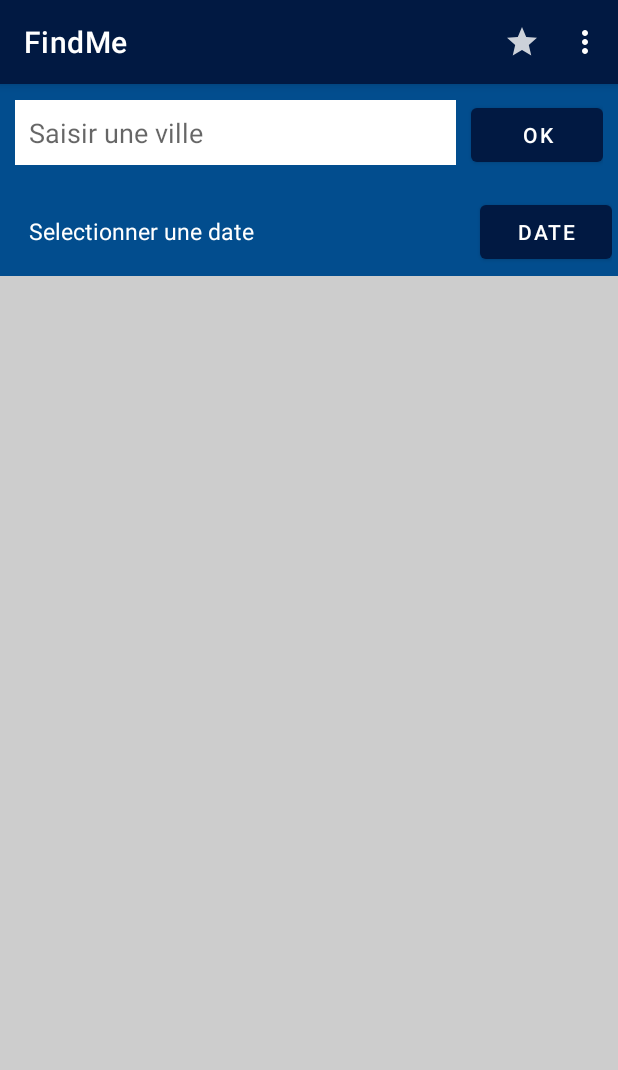
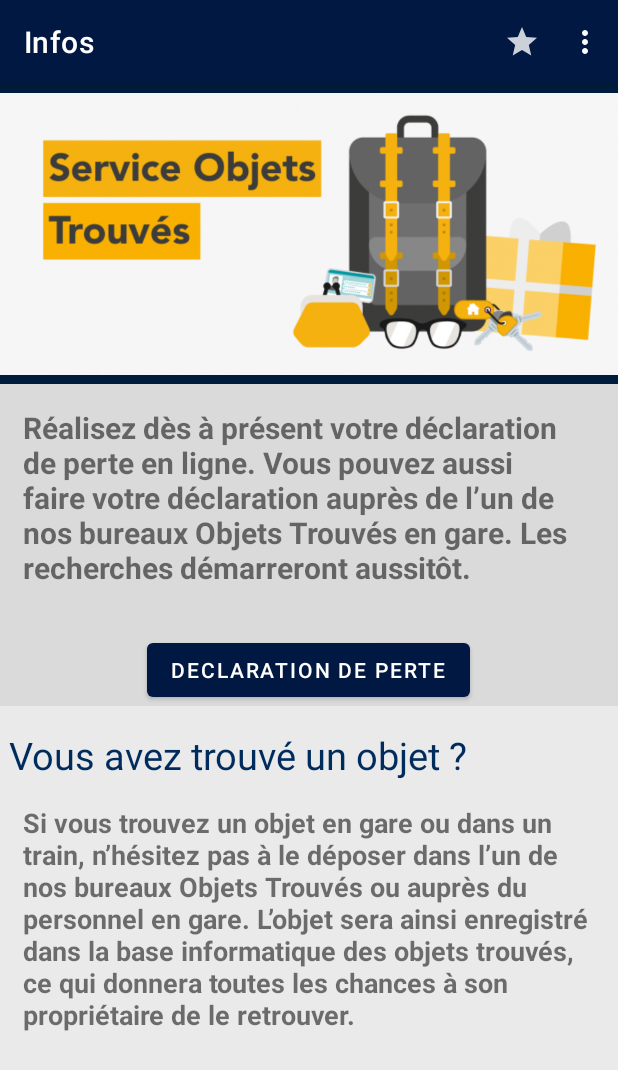
Before and after one commit to Fabien98i/android_FindMe, an Android app: the screen it shows after launch (SearchType before the commit, OtherActivity after it), on a phone screen of 412 x 824 dp. Shown: the top 1070 px of the screen. Run offline under Robolectric (Android 15) with nearby library versions, the phone set to English and light mode, and no system bars.

Commit message:
declaration of loss activity

```diff
--- a/app/src/main/java/com/ynov/findme/MainActivity.java
+++ b/app/src/main/java/com/ynov/findme/MainActivity.java
@@ -34,7 +34,7 @@ public class MainActivity extends AppCompatActivity {
         new Handler().postDelayed(new Runnable() {
             @Override
             public void run() {
-                Intent myIntent = new Intent (MainActivity.this, SearchType.class);
+                Intent myIntent = new Intent (MainActivity.this, OtherActivity.class);
                 startActivity(myIntent);
                 finish();
             }
--- /dev/null
+++ b/app/src/main/java/com/ynov/findme/OtherActivity.java
@@ -0,0 +1,70 @@
+package com.ynov.findme;
+
+import androidx.appcompat.app.AppCompatActivity;
+
+import android.content.Intent;
+import android.net.Uri;
+import android.os.Bundle;
+import android.view.Menu;
+import android.view.MenuItem;
+import android.view.View;
+import android.widget.Button;
+import android.widget.ImageView;
+import android.widget.TextView;
+import android.widget.Toolbar;
+
+import com.ynov.findme.utils.Constant;
+
+public class OtherActivity extends AppCompatActivity {
+    TextView textObjtPerdu;
+    TextView questionObjTrouve;
+    TextView textObjTrouve;
+    //Button buttonWebSncf;
+    ImageView imageViewObjetTrouve;
+    Toolbar toolbar;
+
+    @Override
+    protected void onCreate(Bundle savedInstanceState) {
+        super.onCreate(savedInstanceState);
+        setContentView(R.layout.activity_other);
+        toolbar = (Toolbar) findViewById(R.id.toolbar);
+        textObjtPerdu = (TextView) findViewById(R.id.textObjtPerdu);
+        questionObjTrouve = (TextView) findViewById(R.id.questionObjTrouve);
+        textObjTrouve = (TextView) findViewById(R.id.textObjTrouve);
+        //buttonWebSncf = (Button) findViewById(R.id.buttonWebSncf);
+        imageViewObjetTrouve = (ImageView) findViewById(R.id.imageViewObjetTrouve);
+
+
+    }
+    @Override
+    public boolean onOptionsItemSelected(MenuItem item) {
+        int id = item.getItemId();
+        if(id == R.id.action_list) {
+            Intent list_gare = new Intent(OtherActivity.this, SearchType.class);
+            startActivity(list_gare);
+            return true;
+        }
+
+        if(id == R.id.action_map) {
+            Intent list_gare = new Intent(OtherActivity.this, MapsActivity.class);
+            startActivity(list_gare);
+            return true;
+        }
+
+        return super.onOptionsItemSelected(item);
+    }
+
+    @Override
+    public boolean onCreateOptionsMenu(Menu menu){
+        getMenuInflater().inflate(R.menu.menu_toolbar, menu);
+        return super.onCreateOptionsMenu(menu);
+    }
+
+    public void submit (View view) {
+        Intent intent = new Intent(Intent.ACTION_VIEW);
+        //intent.setData(Uri.parse(buttonWeb.getText().toString()));
+        intent.setData(Uri.parse(Constant.URL_WEBSITE_SNCF));
+        startActivity(intent);
+    }
+
+}
--- a/app/src/main/java/com/ynov/findme/utils/Constant.java
+++ b/app/src/main/java/com/ynov/findme/utils/Constant.java
@@ -3,6 +3,8 @@ package com.ynov.findme.utils;
 public class Constant {
     public static final String URL = "https://ressources.data.sncf.com/api/records/1.0/search/?dataset=objets-trouves-gares&q=%s&rows=50&sort=date&facet=gc_obo_gare_origine_r_name";
     public static final String URL3 = "https://ressources.data.sncf.com/api/records/1.0/search/?dataset=objets-trouves-gares&q=%s&rows=25&sort=date&facet=gc_obo_gare_origine_r_name&refine.date=%s";
+    public static final String URL_WEBSITE_SNCF = "https://www.garesetconnexions.sncf/fr/service-client/a-vos-cotes/objet-perdu-trouve";
+
     public static final String URL2 = "https://ressources.data.sncf.com/api/records/1.0/search/?dataset=objets-trouves-gares&q&rows=40&facet=gc_obo_gare_origine_r_name&refine.date=%s";
     // public static final String URL = "https://ressources.data.sncf.com/api/records/1.0/search/?dataset=objets-trouves-gares&q=%s&rows=25&sort=date";
     // public static final String URL = "https://ressources.data.sncf.com/api/records/1.0/search/?dataset=objets-trouves-gares&q=&rows=25&facet=date&facet=gc_obo_gare_origine_r_name&facet=gc_obo_type_c&refine.gc_obo_gare_origine_r_name=%s&refine.date=2020-12-28";
--- /dev/null
+++ b/app/src/main/res/layout/activity_other.xml
@@ -0,0 +1,65 @@
+<?xml version="1.0" encoding="utf-8"?>
+<LinearLayout xmlns:android="http://schemas.android.com/apk/res/android"
+    xmlns:app="http://schemas.android.com/apk/res-auto"
+    xmlns:tools="http://schemas.android.com/tools"
+    android:layout_width="match_parent"
+    android:layout_height="match_parent"
+    android:orientation="vertical"
+    tools:context=".OtherActivity"
+    android:background="#001C3C">
+
+    <ImageView
+        android:id="@+id/imageViewObjetTrouve"
+        android:layout_width="match_parent"
+        android:layout_height="200dp"
+        android:src="@drawable/sncf_objects" />
+
+    <LinearLayout
+        android:layout_width="match_parent"
+        android:layout_height="wrap_content"
+        android:background="#DADADB"
+        android:orientation="vertical">
+
+        <TextView
+            android:id="@+id/textObjtPerdu"
+            android:layout_width="wrap_content"
+            android:layout_height="wrap_content"
+            android:text="@string/text_objet_perdu"
+            android:layout_margin="15dp"
+            android:textSize="20dp"
+            android:textStyle="bold"/>
+
+        <Button
+            android:onClick="submit"
+            android:layout_width="wrap_content"
+            android:layout_height="wrap_content"
+            android:text="@string/button_objet_perdu"
+            android:layout_gravity="center"
+            android:layout_marginTop="15dp"/>
+    </LinearLayout>
+
+    <LinearLayout
+        android:layout_width="match_parent"
+        android:layout_height="match_parent"
+        android:orientation="vertical"
+        android:background="#EAEAEA">
+        <TextView
+            android:id="@+id/questionObjTrouve"
+            android:layout_width="wrap_content"
+            android:layout_height="wrap_content"
+            android:text="@string/question_objet_trouve"
+            android:textColor="#002B5D"
+            android:layout_marginTop="15dp"
+            android:layout_marginLeft="6dp"
+            android:textSize="25dp"/>
+        <TextView
+            android:id="@+id/textObjTrouve"
+            android:layout_width="wrap_content"
+            android:layout_height="wrap_content"
+            android:text="@string/text_objet_trouve"
+            android:layout_margin="15dp"
+            android:textSize="18dp"
+            android:textStyle="bold"/>
+    </LinearLayout>
+
+</LinearLayout>
--- a/app/src/main/res/menu/menu_toolbar.xml
+++ b/app/src/main/res/menu/menu_toolbar.xml
@@ -13,8 +13,8 @@
         android:title="Liste"/>
 
     <item
-        android:id="@+id/action_test"
-        android:title="Liste detaille"/>
+        android:id="@+id/action_info"
+        android:title="Déclarer une perte"/>
 
     <item
         android:id="@+id/action_favorite"
--- a/app/src/main/res/values/strings.xml
+++ b/app/src/main/res/values/strings.xml
@@ -1,6 +1,24 @@
 <resources>
     <string name="app_name">FindMe</string>
+
     <string name="title_activity_maps">Map</string>
+    <string name="title_activity_search">Search</string>
+    <string name="title_activity_other">Infos</string>
+
+    <string name="button_objet_perdu">Declaration de perte</string>
+
+    <string name="text_objet_perdu">
+            Réalisez dès à présent votre déclaration de perte en ligne.
+        Vous pouvez aussi faire votre déclaration auprès de l’un de nos bureaux Objets Trouvés en gare.
+        Les recherches démarreront aussitôt.</string>
+
+    <string name="question_objet_trouve"> Vous avez trouvé un objet ?</string>
+
+    <string name="text_objet_trouve">
+        Si vous trouvez un objet en gare ou dans un train, n’hésitez pas à le déposer dans l’un de nos bureaux Objets Trouvés ou auprès du personnel en gare.
+        L’objet sera ainsi enregistré dans la base informatique des objets trouvés, ce qui donnera toutes les chances à son propriétaire de le retrouver.
+    </string>
+
     <string name="ok">Ok</string>
     <string name="cancel">Annuler</string>
     <string-array name="rows_array">
```
Also changed, not shown: app/src/main/AndroidManifest.xml (+13 -15 lines), app/src/main/java/com/ynov/findme/MapsActivity.java (+7 -0 lines), app/src/main/java/com/ynov/findme/SearchType.java (+9 -0 lines), app/src/main/res/drawable/sncf_objects.png (added).
